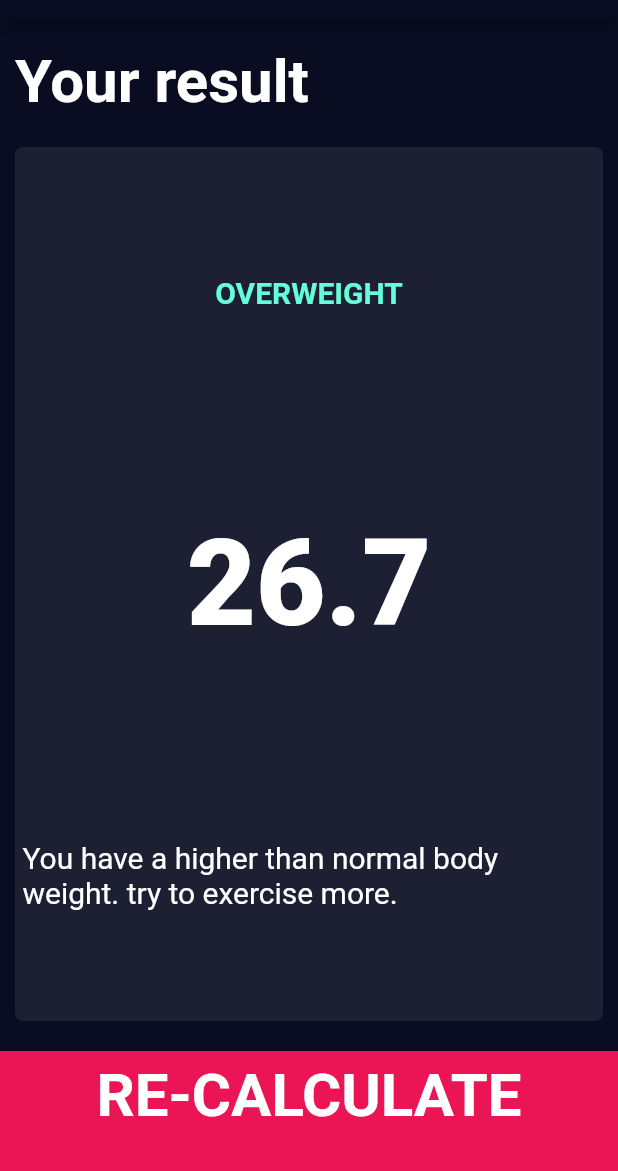
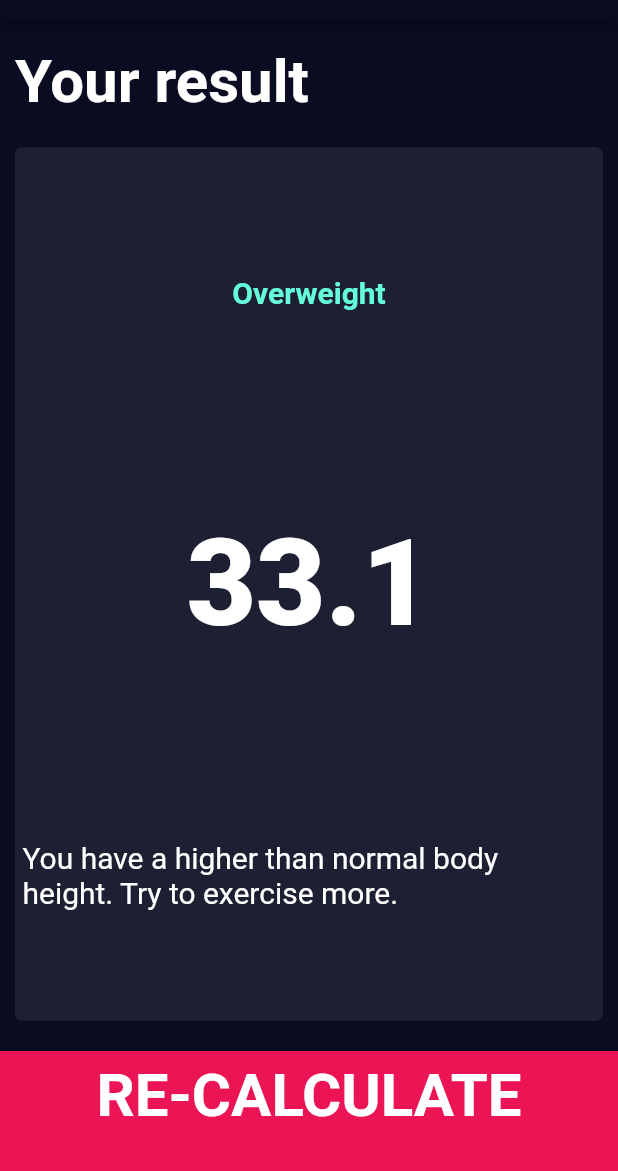
Before and after one commit to gabrielnotong/flutter-bim-calculator, a Flutter app: the screen it shows after launch, after a tap on "CALCULATE", on a phone screen of 412 x 824 dp, the part 65-1236 px from its top. Run offline on Flutter 3.47's test engine with Material 2 defaults, Android fonts, the phone set to English and light mode, and no system bars; our stand-ins replace font_awesome_flutter.

Commit message:
Passing data to another page

```diff
--- /dev/null
+++ b/lib/calculator_brain.dart
@@ -0,0 +1,38 @@
+import 'dart:math';
+
+class CalculatorBrain {
+  final int height;
+  final int weight;
+  double _bmi;
+
+  CalculatorBrain({this.height, this.weight});
+
+  String calculateBMI() {
+    if (height <= 0) {
+      return 0.toString();
+    }
+
+    _bmi = weight / pow(height / 100, 2);
+    return _bmi.toStringAsFixed(1);
+  }
+
+  String getResult() {
+    if (_bmi >= 25) {
+      return 'Overweight';
+    } else if (_bmi > 18.5) {
+      return 'Normal';
+    } else {
+      return 'Underweight';
+    }
+  }
+
+  String getInterpretation() {
+    if (_bmi >= 25) {
+      return 'You have a higher than normal body height. Try to exercise more.';
+    } else if (_bmi > 18.5) {
+      return 'You have a normal body weight. Good job!';
+    } else {
+      return 'You have a lower than normal body weight. You can eat a bit more.';
+    }
+  }
+}
--- a/lib/screens/input_page.dart
+++ b/lib/screens/input_page.dart
@@ -1,3 +1,4 @@
+import 'package:bmi_calculator/calculator_brain.dart';
 import 'package:bmi_calculator/components/bottom_button.dart';
 
 import '../components/rounded_icon_button.dart';
@@ -10,6 +11,7 @@ import '../components/reusable_card.dart';
 import '../constants.dart';
 
 const minWeight = 40;
+const minHeight = 110;
 const minAge = 18;
 
 enum Gender {
@@ -24,7 +26,7 @@ class InputPage extends StatefulWidget {
 
 class _InputPageState extends State<InputPage> {
   Gender gender;
-  double _myHeight = 0.0;
+  int _myHeight = minHeight;
   int _myWeight = minWeight;
   int _myAge = minAge;
 
@@ -125,11 +127,11 @@ class _InputPageState extends State<InputPage> {
                           ),
                         ),
                         child: Slider(
-                          value: _myHeight,
+                          value: _myHeight.toDouble(),
                           min: 0,
                           max: 240,
                           onChanged: (cursorValue) {
-                            setState(() => _myHeight = cursorValue);
+                            setState(() => _myHeight = cursorValue.toInt());
                           },
                         ),
                       ),
@@ -232,9 +234,19 @@ class _InputPageState extends State<InputPage> {
           BottomButton(
             label: 'CALCULATE',
             onPress: () {
+              CalculatorBrain calc = CalculatorBrain(
+                height: _myHeight,
+                weight: _myWeight,
+              );
+
               Navigator.pushNamed(
                 context,
                 '/results',
+                arguments: {
+                  'bimResult': calc.calculateBMI(),
+                  'bimResultText': calc.getResult(),
+                  'bimResultInterpretation': calc.getInterpretation(),
+                },
               );
             },
           )
--- a/lib/screens/results_page.dart
+++ b/lib/screens/results_page.dart
@@ -1,3 +1,4 @@
+import 'package:bmi_calculator/calculator_brain.dart';
 import 'package:bmi_calculator/components/bottom_button.dart';
 import 'package:flutter/material.dart';
 import '../constants.dart';
@@ -7,6 +8,11 @@ import '../components/result_input.dart';
 class ResultsPage extends StatelessWidget {
   @override
   Widget build(BuildContext context) {
+    final Map<String, String> args = ModalRoute.of(context).settings.arguments;
+    final String bimResult = args['bimResult'];
+    final String bimResultText = args['bimResultText'];
+    final String bimResultInterpretation = args['bimResultInterpretation'];
+
     return Scaffold(
       appBar: AppBar(
         title: kAppTitleText,
@@ -33,7 +39,7 @@ class ResultsPage extends StatelessWidget {
                 children: [
                   Expanded(
                     child: ResultInput(
-                      label: 'OVERWEIGHT',
+                      label: bimResultText,
                       color: Colors.tealAccent,
                       fontSize: 20.0,
                       fontWeight: FontWeight.w600,
@@ -41,7 +47,7 @@ class ResultsPage extends StatelessWidget {
                   ),
                   Expanded(
                     child: ResultInput(
-                      label: '26.7',
+                      label: bimResult,
                       color: Colors.white,
                       fontSize: 80.0,
                       fontWeight: FontWeight.w900,
@@ -49,8 +55,7 @@ class ResultsPage extends StatelessWidget {
                   ),
                   Expanded(
                     child: ResultInput(
-                      label:
-                          'You have a higher than normal body weight. try to exercise more.',
+                      label: bimResultInterpretation,
                       color: Colors.white,
                       fontSize: 20.0,
                     ),
```
